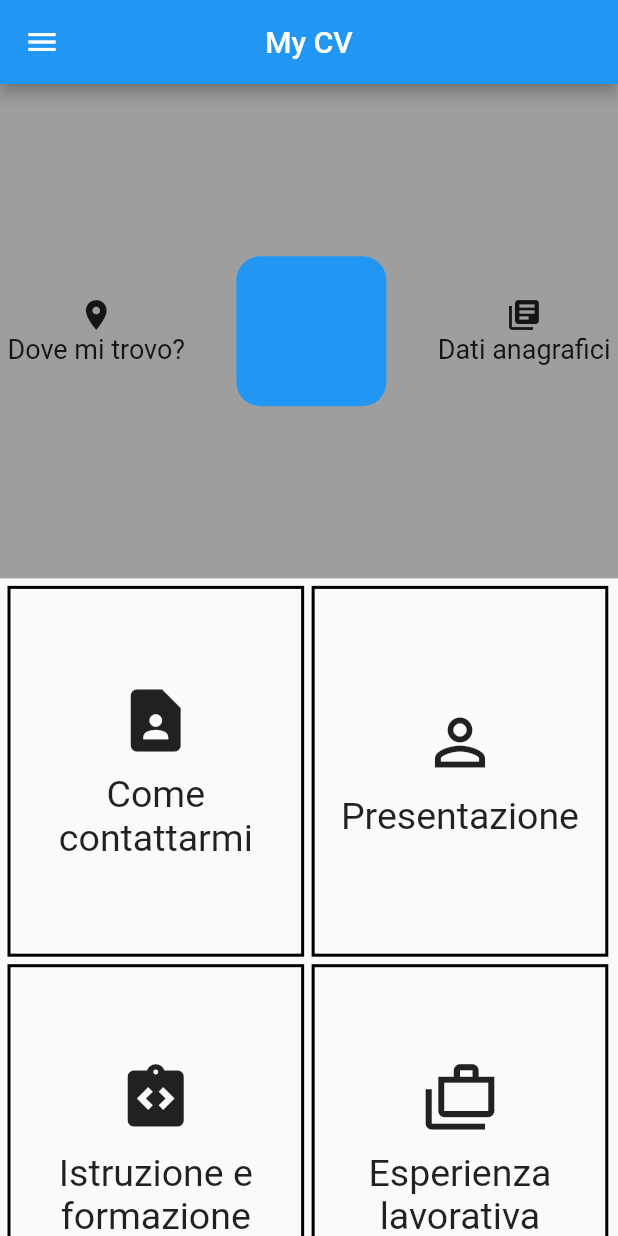
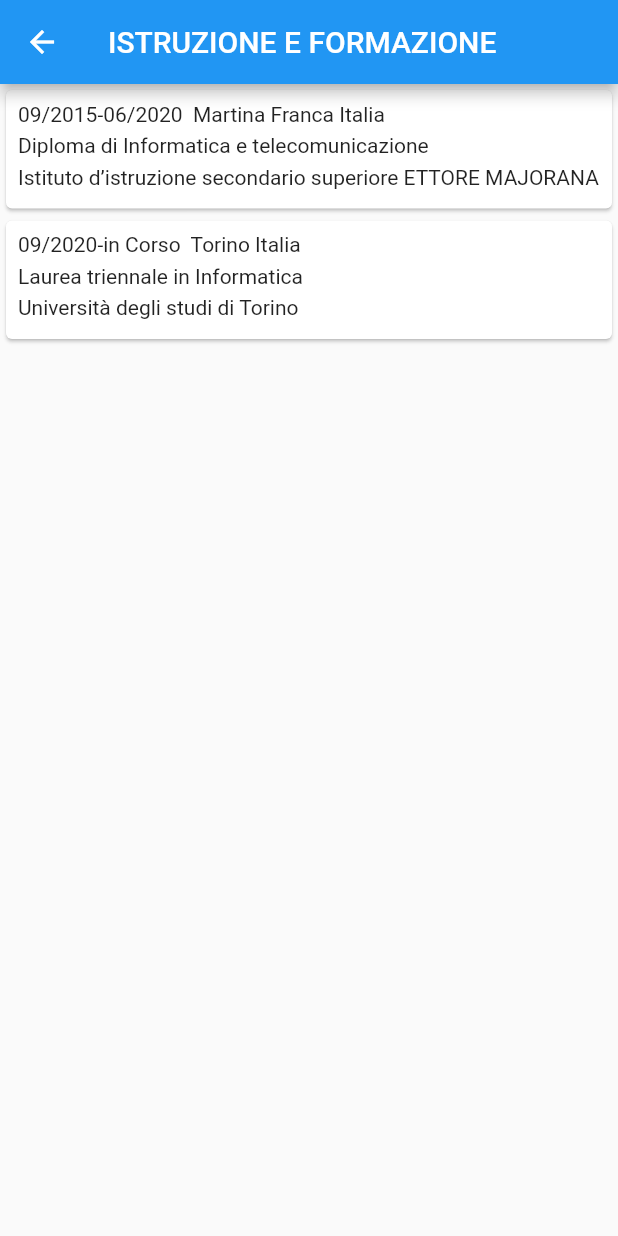
Before and after one commit to emanu2002/flutter_cv, a Flutter app: the screen it shows after launch, after a tap on "Istruzione e formazione", on a phone screen of 412 x 824 dp. Run offline on Flutter 3.47's test engine with Material 2 defaults, Android fonts, the phone set to English and light mode, and no system bars; our stand-ins replace go_router.

Commit message:
aggiunte card scuola

```diff
--- /dev/null
+++ b/progetto/lib/card/school_card.dart
@@ -0,0 +1,41 @@
+import 'package:flutter/material.dart';
+import '../model/school.dart';
+
+class schoolCard extends StatefulWidget{
+  School school;
+  schoolCard({super.key, required this.school});
+
+  @override
+  _schoolCardState createState() => _schoolCardState();
+}
+
+class _schoolCardState extends State<schoolCard>{
+
+  @override
+  Widget build(BuildContext context) {
+    return Card(
+      child: Padding(
+        padding: const EdgeInsets.all(8.0),
+        child: Column(
+          children: [
+            _row("${widget.school.initYear}-${widget.school.endYear}  ${widget.school.city.name} ${widget.school.city.nationality}"),
+            const SizedBox(height: 5),
+            _row(widget.school.description),
+            const SizedBox(height: 5),
+            _row(widget.school.name),
+            const SizedBox(height: 5),
+          ],
+        ),
+      ),
+    );
+  }
+
+  Widget _row(String text){
+    return Row(
+      children: [
+        Text(text)
+      ],
+    );
+  }
+
+}
--- /dev/null
+++ b/progetto/lib/model/city.dart
@@ -0,0 +1,6 @@
+class City{
+  String name;
+  String cap;
+  String nationality;
+  City({required this.name, required this.cap, required this.nationality});
+}
--- /dev/null
+++ b/progetto/lib/model/school.dart
@@ -0,0 +1,11 @@
+import 'city.dart';
+
+class School{
+  String name;
+  String description;
+  City city;
+  String initYear;
+  String endYear;
+
+  School({required this.name, required this.description, required this.city, required this.initYear, required this.endYear});
+}
--- a/progetto/lib/model/user.dart
+++ b/progetto/lib/model/user.dart
@@ -1,8 +1,12 @@
+import 'package:my_cv_flutter/model/school.dart';
+
 class User{
-  String? name;
-  String? surname;
-  String? dataNascita;
-  String? nazionalita;
-  String? description;
-  User({required this.name, required this.surname, required this.dataNascita, required this.nazionalita,required this.description});
+  String name;
+  String surname;
+  String dataNascita;
+  String nazionalita;
+  String description;
+  List<School> school;
+
+  User({required this.name, required this.surname, required this.dataNascita, required this.nazionalita,required this.description, required this.school});
 }
--- a/progetto/lib/pages/description.dart
+++ b/progetto/lib/pages/description.dart
@@ -30,7 +30,7 @@ class _DescriptionPageState extends State<DescriptionPage>{
         padding: const EdgeInsets.all(8.0),
         child: ListView(
           children: [
-            Text(userProvider.usr!.description! , style: TextStyle(color: Colors.black, fontSize: 18)),
+            Text(userProvider.usr!.description , style: TextStyle(color: Colors.black, fontSize: 18)),
           ],
         ),
       ),
--- /dev/null
+++ b/progetto/lib/pages/educationAndTraining.dart
@@ -0,0 +1,39 @@
+
+import 'package:flutter/cupertino.dart';
+import 'package:flutter/material.dart';
+import 'package:provider/provider.dart';
+
+import '../card/school_card.dart';
+import '../provider/user_provider.dart';
+
+class SchoolAndTrainingPage extends StatefulWidget{
+  const SchoolAndTrainingPage({super.key});
+
+  @override
+  _SchoolAndTrainingPageState createState() => _SchoolAndTrainingPageState();
+}
+
+class _SchoolAndTrainingPageState extends State<SchoolAndTrainingPage>{
+  late UserProvider userProvider;
+
+  void initState(){
+    userProvider = Provider.of<UserProvider>(context, listen: false);
+    WidgetsBinding.instance.addPostFrameCallback((_) {
+      userProvider.addListener(() { if (mounted) setState(() {}); });
+    });
+  }
+  @override
+  Widget build(BuildContext context) {
+    return Scaffold(
+      appBar: AppBar(
+        title: Text("ISTRUZIONE E FORMAZIONE"),
+      ),
+      body: ListView(
+        children: [
+          for(int i=0;i<userProvider.schools.length;i++)
+            schoolCard(school: userProvider.schools[i])
+        ],
+      ),
+    );
+  }
+}
--- a/progetto/lib/pages/home_page.dart
+++ b/progetto/lib/pages/home_page.dart
@@ -77,7 +77,7 @@ class _HomePageState extends State<HomePage> {
             children: [
               GestureDetector(child: _container(context, Icons.contact_page, "Come contattarmi"), onTap: () => { context.goNamed(CONTACTME) }),
               GestureDetector(child:_container(context, Icons.person_outline_outlined, "Presentazione"), onTap: () => {context.goNamed(DESCRIPTION)}),
-              GestureDetector(child:_container(context, Icons.integration_instructions, "Istruzione e formazione"), onTap: () => {}),
+              GestureDetector(child:_container(context, Icons.integration_instructions, "Istruzione e formazione"), onTap: () => {context.goNamed(SCHOOLANDDESCRIPTION)}),
               GestureDetector(child:_container(context, Icons.cases_outlined, "Esperienza lavorativa"), onTap: () => {}),
               GestureDetector(child:_container(context, Icons.computer, "Competenze digitali e linguistiche"), onTap: () => {}),
               GestureDetector(child:_container(context, Icons.credit_card, "Patente di guida"), onTap: () => { _card(context,"Patenti")}),
--- a/progetto/lib/provider/user_provider.dart
+++ b/progetto/lib/provider/user_provider.dart
@@ -1,13 +1,19 @@
 import 'package:flutter/cupertino.dart';
+import 'package:my_cv_flutter/model/school.dart';
+import '../model/city.dart';
 import '../model/user.dart';
 
 class UserProvider extends ChangeNotifier{
   late User? usr;
+  List<School> schools=[
+    School(name: "Istituto d’istruzione secondario superiore ETTORE MAJORANA", description: "Diploma di Informatica e telecomunicazione", city: City(name: "Martina Franca", cap: "74015", nationality: 'Italia'), initYear: '09/2015', endYear: '06/2020'),
+    School(name: "Università degli studi di Torino", description: "Laurea triennale in Informatica", city: City(name: "Torino", cap: "10024", nationality: 'Italia'), initYear: '09/2020', endYear: 'in Corso'),
+  ];
   String descrizione = "Ho un ottima capacità di relazionarmi acquisita negli anni praticando diversi sport (calcio e piscina), in cui è importante avere un buon rapporto con il team.\nSono una persona socievole, creo subito un clima amichevole.\nHo svolto il compito di educatore con l’ACR e il Grest nel corso dell’anno 2019. \nPossiedo buone competenze organizzative sviluppate negli anni facendo il capitano in giochi di squadra (Calcio), ed anche facendo parte di molti lavori di gruppo a scuola e in università. \nDurante il periodo del covid-19 ho svolto attività di volontariato presso il mio paese negli enti associati agli aiuti delle persone.";
 
 
   void initState(){
-    usr = User(name: "Emanuele", surname: "Carlucci",dataNascita: "23/01/2002",nazionalita: "Italiana", description: descrizione);
+    usr = User(name: "Emanuele", surname: "Carlucci",dataNascita: "23/01/2002",nazionalita: "Italiana", description: descrizione, school: schools);
   }
 
   void changeName(String name){
@@ -19,4 +25,15 @@ class UserProvider extends ChangeNotifier{
     usr!.surname = surname;
     notifyListeners();
   }
+
+  void addSchool(School school){
+    schools.add(school);
+    notifyListeners();
+  }
+
+  void removeSchool(School school){
+    schools.remove(school);
+    notifyListeners();
+  }
+
 }
--- a/progetto/lib/utilities/constants.dart
+++ b/progetto/lib/utilities/constants.dart
@@ -1,3 +1,4 @@
 // importante perchè go_router cerca questo '/' path per iniziare
 const CONTACTME = 'contact-me';
 const DESCRIPTION = 'description';
+const SCHOOLANDDESCRIPTION = 'school-and-description';
--- a/progetto/lib/utilities/userRouter.dart
+++ b/progetto/lib/utilities/userRouter.dart
@@ -2,6 +2,7 @@ import 'package:flutter/cupertino.dart';
 import 'package:go_router/go_router.dart';
 import '../pages/contactMe.dart';
 import '../pages/description.dart';
+import '../pages/educationAndTraining.dart';
 import 'constants.dart';
 
 List<GoRoute> user_router=[
@@ -15,4 +16,9 @@ List<GoRoute> user_router=[
       path: DESCRIPTION,
       builder: (BuildContext context, GoRouterState state) => DescriptionPage()
   ),
+  GoRoute(
+      name: SCHOOLANDDESCRIPTION,
+      path: SCHOOLANDDESCRIPTION,
+      builder: (BuildContext context, GoRouterState state) => SchoolAndTrainingPage()
+  ),
 ];
```
